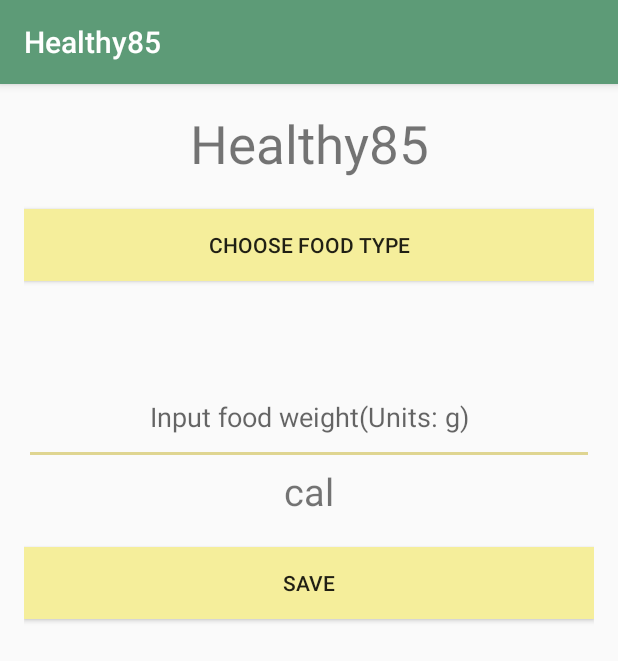
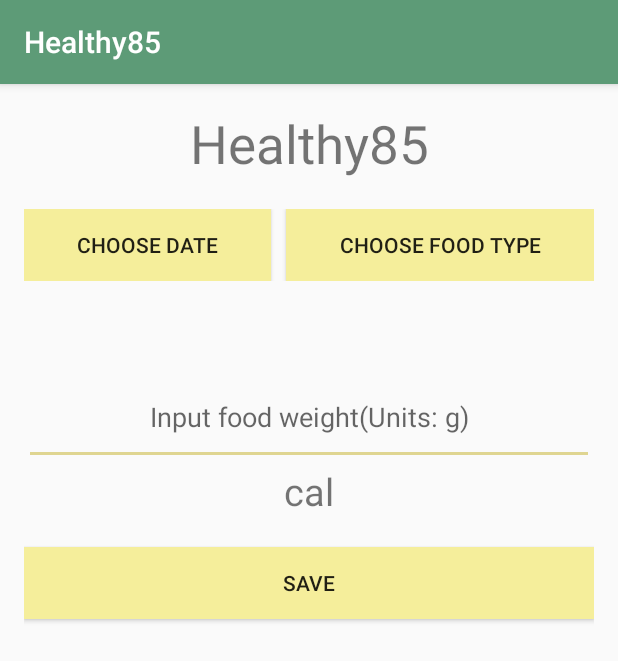
Before and after one commit to SylviaZhang85/Healthy85, an Android app: the screen it shows after launch (MainActivity), on a phone screen of 412 x 824 dp. Shown: the top 661 px of the screen. Run offline under Robolectric (Android 15) with nearby library versions, the phone set to English and light mode, and no system bars.

Commit message:
日期选择

```diff
--- a/app/src/main/res/layout/activity_main.xml
+++ b/app/src/main/res/layout/activity_main.xml
@@ -1,6 +1,7 @@
 <?xml version="1.0" encoding="utf-8"?>
 <LinearLayout xmlns:android="http://schemas.android.com/apk/res/android"
-     xmlns:tools="http://schemas.android.com/tools"
+    xmlns:tools="http://schemas.android.com/tools"
+    xmlns:app="http://schemas.android.com/apk/res-auto"
     android:orientation="vertical"
     android:layout_width="match_parent"
     android:layout_height="match_parent"
@@ -8,8 +9,7 @@
     android:paddingLeft="16dp"
     android:paddingRight="16dp"
     android:paddingTop="16dp"
-    tools:context="com.swufe.healthy85.MainActivity"
-    >
+    tools:context="com.swufe.healthy85.MainActivity">
     <TextView
         android:id="@+id/app"
         android:layout_width="match_parent"
@@ -20,13 +20,32 @@
         android:paddingBottom="20dp"
         />
 
-    <Button
-        android:id="@+id/btn_food"
+    <LinearLayout
         android:layout_width="match_parent"
         android:layout_height="wrap_content"
-        android:background="@color/colorbtn"
-        android:onClick="openOne"
-        android:text="@string/choose" />
+        android:orientation="horizontal">
+
+        <Button
+            android:id="@+id/btn_date"
+            android:layout_width="wrap_content"
+            android:layout_height="wrap_content"
+            android:layout_weight="1"
+            android:background="@color/colorbtn"
+            android:onClick="Click"
+            android:text="@string/choose_date"
+
+            />
+
+        <Button
+            android:id="@+id/btn_food"
+            android:layout_weight="1"
+            android:layout_width="wrap_content"
+            android:layout_height="wrap_content"
+            android:background="@color/colorbtn"
+            android:onClick="openOne"
+            android:layout_marginLeft="10dp"
+            android:text="@string/choose" />
+    </LinearLayout>
 
     <TextView
         android:id="@+id/showFood"
@@ -64,4 +83,6 @@
         android:text="SAVE"
 
         />
+
+
 </LinearLayout>
--- a/app/src/main/res/values/strings.xml
+++ b/app/src/main/res/values/strings.xml
@@ -3,5 +3,6 @@
     <string name="amount_hint">Input food weight(Units: g) </string>
     <string name="choose">choose food type</string>
     <string name="calories">cal</string>
+    <string name="choose_date">choose date</string>
 
 </resources>
```
Also changed, not shown: app/src/main/java/com/swufe/healthy85/MainActivity.java (+19 -0 lines).
